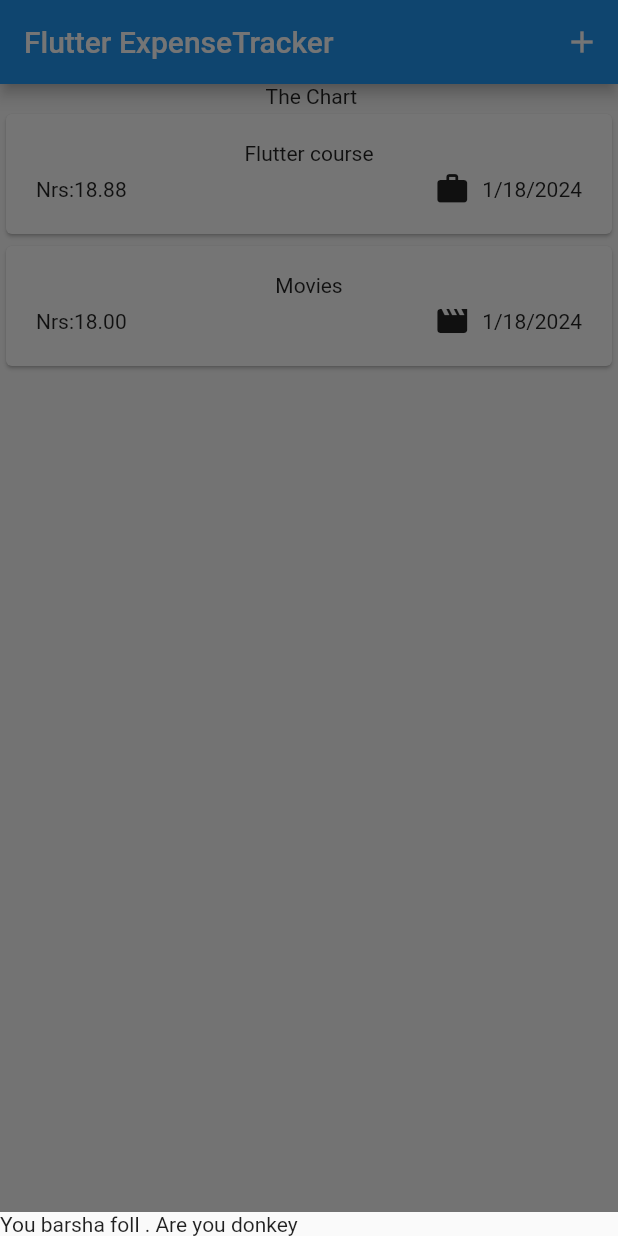
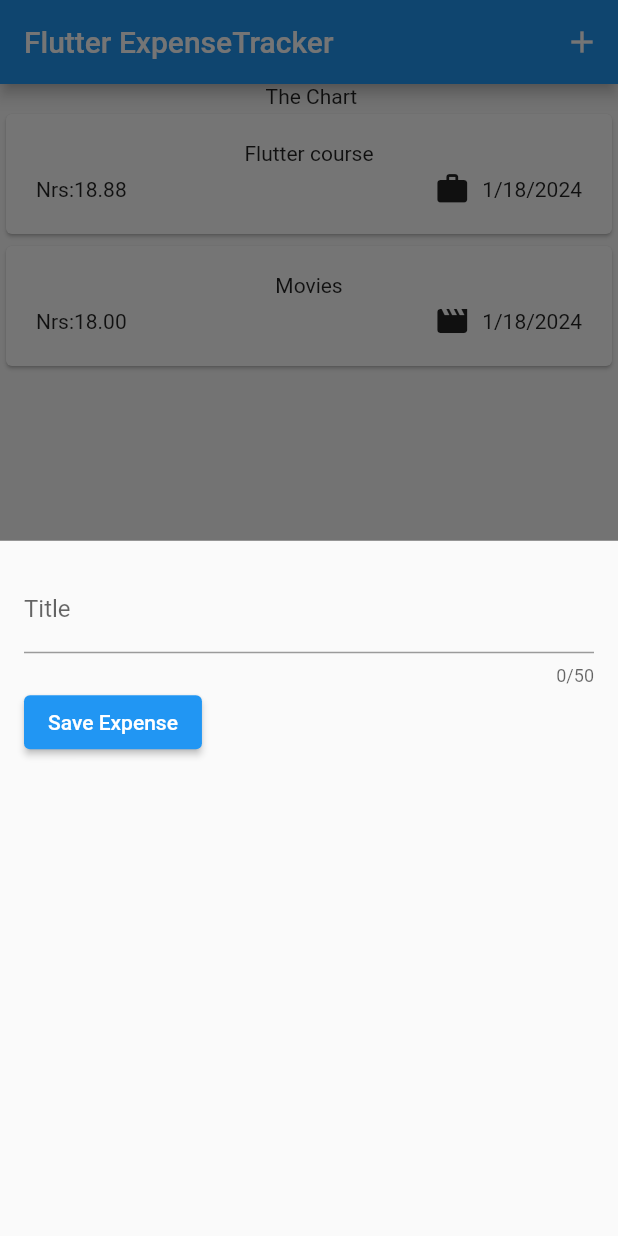
Before and after one commit to Sandipshrestha1/expenses_tracker, a Flutter app: the screen it shows after launch, after a tap on the "add" icon, on a phone screen of 412 x 824 dp. Run offline on Flutter 3.47's test engine with Material 3 defaults, Android fonts, the phone set to English and light mode, and no system bars.

Commit message:
Added  TextEditing controller

```diff
--- a/lib/widgets/expenses.dart
+++ b/lib/widgets/expenses.dart
@@ -1,5 +1,6 @@
 import 'package:expense_tracker/widgets/expenses_lists/expenses_list.dart';
 import 'package:expense_tracker/models/expense.dart';
+import 'package:expense_tracker/widgets/new_expense.dart';
 import 'package:flutter/material.dart';
 
 class Expenses extends StatefulWidget {
@@ -27,7 +28,7 @@ class _ExpensesState extends State<Expenses> {
   _openAddExpenseOverlay() {
     showModalBottomSheet(
       context: context,
-      builder: (ctx) => Text("You barsha foll . Are you donkey"),
+      builder: (ctx) => NewExpense(),
     );
   }
 
--- a/lib/widgets/new_expense.dart
+++ b/lib/widgets/new_expense.dart
@@ -10,12 +10,43 @@ class NewExpense extends StatefulWidget {
 }
 
 class _NewExpenseState extends State<NewExpense> {
+  // var _enteredTitle = '';
+  // void _saveTitleInput(String inputvalue) {
+  //   _enteredTitle = inputvalue;
+  // }
+
+  final _titleController = TextEditingController();
+
+  @override
+  void dispose() {
+    _titleController.dispose();
+    super.dispose();
+  }
+
   @override
   Widget build(BuildContext context) {
     return Padding(
       padding: EdgeInsets.all(16),
       child: Column(
-        children: [],
+        children: [
+          TextField(
+            //  onChanged: _saveTitleInput,
+
+            controller: _titleController,
+            maxLength: 50,
+            keyboardType: TextInputType.text,
+            decoration: InputDecoration(label: Text("Title")),
+          ),
+          Row(
+            children: [
+              ElevatedButton(
+                  onPressed: () {
+                    print(_titleController.text);
+                  },
+                  child: Text("Save Expense"))
+            ],
+          )
+        ],
       ),
     );
   }
```
